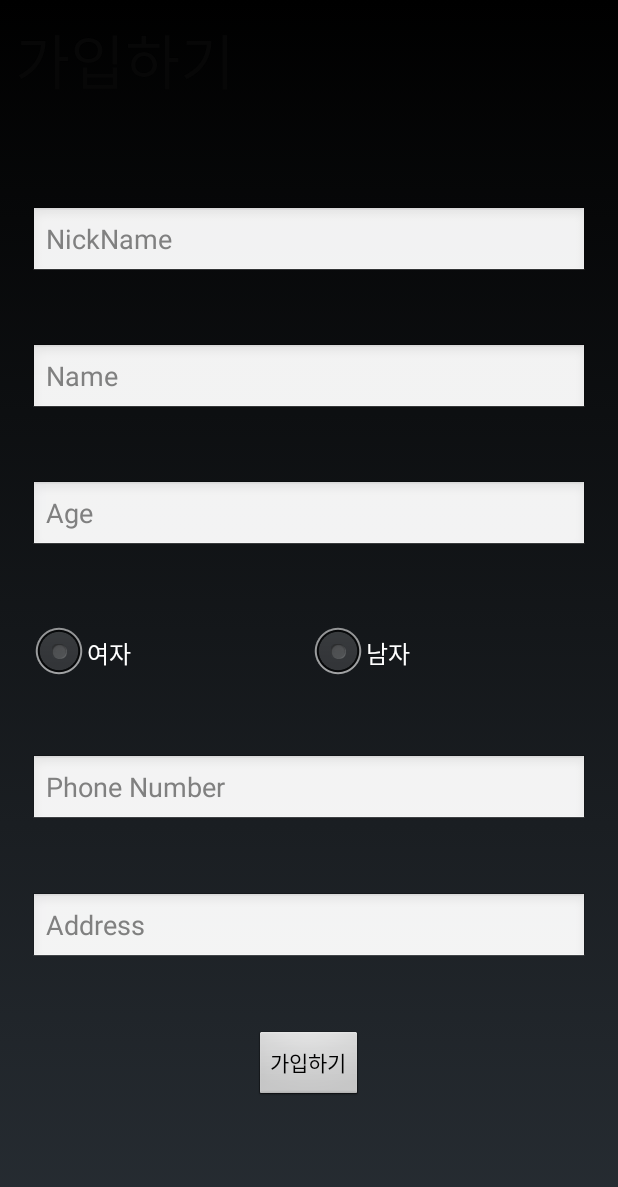
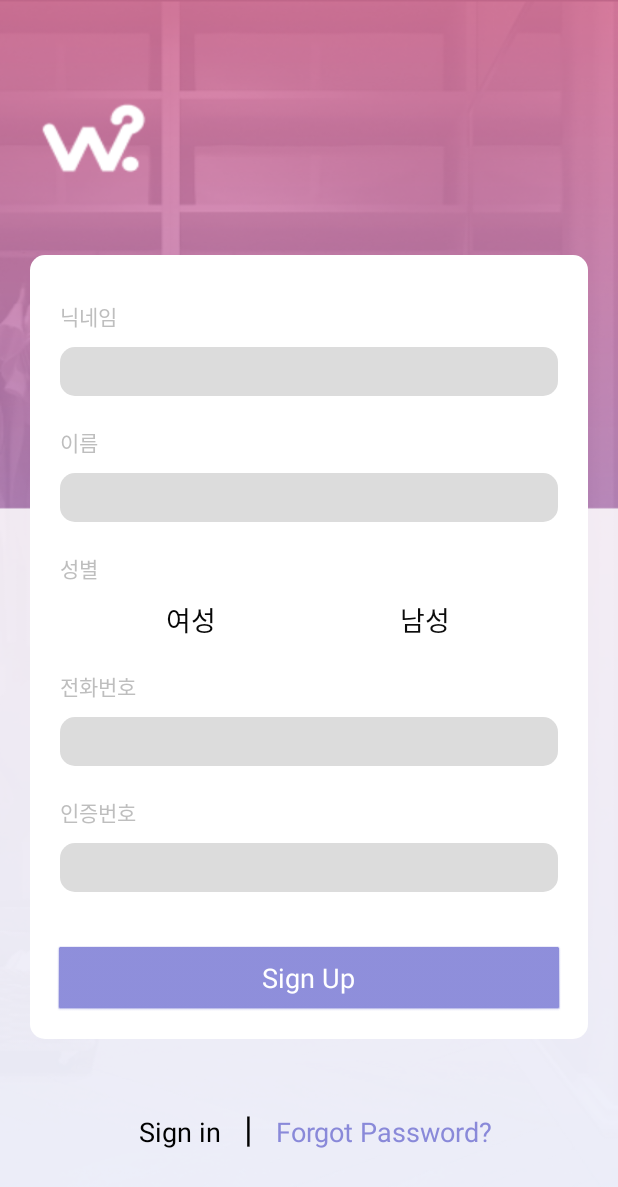
Before and after one commit to twinklesu/5G, an Android app: the layout activity_join2.xml on its own in the app's theme, with its tools: preview values and no code run, on a phone screen of 412 x 824 dp. Shown: the top 1187 px of the screen. Run offline under Robolectric (Android 15) with nearby library versions, the phone set to English and light mode, and no system bars.

Commit message:
join page design

```diff
--- /dev/null
+++ b/app/src/main/res/drawable/a.xml
@@ -0,0 +1,12 @@
+<?xml version="1.0" encoding="utf-8"?>
+<shape xmlns:android="http://schemas.android.com/apk/res/android">
+    xmlns:android="http://schemas.android.com/apk/res/android"
+    android:shape="rectangle" >
+    <corners
+        android:radius="5dp" />
+    <solid
+        android:color="#fff" />
+    <stroke
+        android:width="2dp"
+        android:color="#53aade" />
+</shape>
--- /dev/null
+++ b/app/src/main/res/drawable/b.xml
@@ -0,0 +1,12 @@
+<?xml version="1.0" encoding="utf-8"?>
+<shape xmlns:android="http://schemas.android.com/apk/res/android">
+    xmlns:android="http://schemas.android.com/apk/res/android"
+    android:shape="rectangle" >
+    <corners
+        android:radius="5dp" />
+    <solid
+        android:color="#fff" />
+    <stroke
+        android:width="2dp"
+        android:color="#555555" />
+</shape>
--- /dev/null
+++ b/app/src/main/res/drawable/radiobutton.xml
@@ -0,0 +1,16 @@
+<?xml version="1.0" encoding="utf-8"?>
+<selector xmlns:android="http://schemas.android.com/apk/res/android">
+    <item
+        android:drawable="@drawable/b"
+        android:state_checked="true"
+        android:state_pressed="true" />
+    <item
+        android:drawable="@drawable/a"
+        android:state_pressed="true" />
+    <item
+        android:drawable="@drawable/a"
+        android:state_checked="true" />
+    <item
+        android:drawable="@drawable/b" />
+
+</selector>
--- a/app/src/main/res/drawable/rounded_box.xml
+++ b/app/src/main/res/drawable/rounded_box.xml
@@ -4,8 +4,8 @@
     android:shape="rectangle" android:padding="10dp">
     <solid android:color="#FFFFFF"/>
     <corners
-        android:bottomRightRadius="15dp"
-        android:bottomLeftRadius="15dp"
-        android:topLeftRadius="15dp"
-        android:topRightRadius="15dp"/>
+        android:bottomRightRadius="10dp"
+        android:bottomLeftRadius="10dp"
+        android:topLeftRadius="10dp"
+        android:topRightRadius="10dp"/>
 </shape>
--- a/app/src/main/res/layout/activity_join2.xml
+++ b/app/src/main/res/layout/activity_join2.xml
@@ -2,83 +2,162 @@
 <LinearLayout xmlns:android="http://schemas.android.com/apk/res/android"
     xmlns:app="http://schemas.android.com/apk/res-auto"
     xmlns:tools="http://schemas.android.com/tools"
-    android:orientation="vertical"
     android:layout_width="match_parent"
     android:layout_height="match_parent"
-    tools:context=".activity.JoinActivity2">
+    android:background="@drawable/joinbackground"
+    android:orientation="vertical"
+    tools:context=".JoinActivity2">
 
     <LinearLayout
         android:layout_width="match_parent"
         android:layout_height="0dp"
-        android:layout_weight="1"
+        android:layout_weight="1.3"
+        android:orientation="vertical" />
+
+    <LinearLayout
+        android:layout_width="match_parent"
+        android:layout_height="0dp"
+        android:layout_weight="4"
+        android:layout_marginLeft="20dp"
+        android:layout_marginRight="20dp"
+        android:background="@drawable/rounded_box"
         android:orientation="vertical">
 
         <TextView
             android:id="@+id/textView2"
             android:layout_width="match_parent"
             android:layout_height="wrap_content"
-            android:layout_marginLeft="10dp"
-            android:layout_marginTop="10dp"
-            android:text="가입하기"
-            android:textColor="#070707"
-            android:textSize="40sp" />
-    </LinearLayout>
-
-    <LinearLayout
-        android:layout_width="match_parent"
-        android:layout_height="0dp"
-        android:layout_weight="4"
-        android:orientation="vertical">
-
-        <LinearLayout
-            android:layout_width="match_parent"
-            android:layout_height="0dp"
-            android:layout_weight="1"
-            android:orientation="vertical">
+            android:layout_marginLeft="20dp"
+            android:layout_marginTop="30dp"
+            android:text="닉네임" />
 
         <EditText
             android:id="@+id/txtNickName"
             android:layout_width="match_parent"
             android:layout_height="wrap_content"
             android:layout_marginLeft="20dp"
+            android:layout_marginTop="10dp"
             android:layout_marginRight="20dp"
+            android:background="@drawable/rounded_edittext"
             android:ems="10"
-                android:hint="NickName"
-                android:inputType="textPersonName" />
-        </LinearLayout>
+            android:inputType="textPersonName"
+            android:textSize="24sp" />
 
-        <LinearLayout
+        <TextView
+            android:id="@+id/textView17"
             android:layout_width="match_parent"
-            android:layout_height="0dp"
-            android:layout_weight="1"
-            android:orientation="vertical">
+            android:layout_height="wrap_content"
+            android:layout_marginLeft="20dp"
+            android:layout_marginTop="20dp"
+            android:text="이름" />
 
         <EditText
             android:id="@+id/txtName"
             android:layout_width="match_parent"
             android:layout_height="wrap_content"
             android:layout_marginLeft="20dp"
+            android:layout_marginTop="10dp"
             android:layout_marginRight="20dp"
+            android:background="@drawable/rounded_edittext"
             android:ems="10"
-                android:hint="Name"
-                android:inputType="textPersonName" />
-        </LinearLayout>
+            android:inputType="textPersonName"
+            android:textSize="24sp" />
+
+        <TextView
+            android:id="@+id/textView19"
+            android:layout_width="match_parent"
+            android:layout_height="wrap_content"
+            android:layout_marginLeft="20dp"
+            android:layout_marginTop="20dp"
+            android:text="성별" />
 
         <LinearLayout
             android:layout_width="match_parent"
-            android:layout_height="0dp"
+            android:layout_height="wrap_content"
+            android:layout_marginTop="10dp"
+            android:orientation="horizontal">
+
+            <RadioButton
+                android:id="@+id/radiobtnWoman"
+                android:layout_width="0dp"
+                android:layout_height="wrap_content"
+                android:layout_marginLeft="30dp"
                 android:layout_weight="1"
-            android:orientation="vertical">
+                android:background="@null"
+                android:button="@drawable/radiobutton"
+                android:gravity="center"
+                android:text="여성"
+                android:textColor="#070707"
+                android:textSize="18sp" />
 
-            <EditText
-                android:id="@+id/txtAge"
+            <RadioButton
+                android:id="@+id/radiobtnMan"
+                android:layout_width="0dp"
+                android:layout_height="wrap_content"
+                android:layout_marginRight="30dp"
+                android:layout_weight="1"
+                android:background="@null"
+                android:button="@drawable/radiobutton"
+                android:gravity="center"
+                android:text="남성"
+                android:textColor="#0C0C0C"
+                android:textSize="18sp" />
+
+        </LinearLayout>
+
+        <TextView
+            android:id="@+id/textView21"
             android:layout_width="match_parent"
             android:layout_height="wrap_content"
             android:layout_marginLeft="20dp"
+            android:layout_marginTop="20dp"
+            android:text="전화번호" />
+
+        <EditText
+            android:id="@+id/txtPhoneNum"
+            android:layout_width="match_parent"
+            android:layout_height="wrap_content"
+            android:layout_marginLeft="20dp"
+            android:layout_marginTop="10dp"
             android:layout_marginRight="20dp"
+            android:background="@drawable/rounded_edittext"
             android:ems="10"
-                android:hint="Age"
-                android:inputType="textPersonName" />
+            android:inputType="phone"
+            android:textSize="24sp" />
+
+        <TextView
+            android:id="@+id/textView22"
+            android:layout_width="match_parent"
+            android:layout_height="wrap_content"
+            android:layout_marginLeft="20dp"
+            android:layout_marginTop="20dp"
+            android:text="인증번호" />
+
+        <EditText
+            android:id="@+id/txtCertification"
+            android:layout_width="match_parent"
+            android:layout_height="wrap_content"
+            android:layout_marginLeft="20dp"
+            android:layout_marginTop="10dp"
+            android:layout_marginRight="20dp"
+            android:background="@drawable/rounded_edittext"
+            android:ems="10"
+            android:inputType="textPostalAddress"
+            android:textSize="24sp" />
+
+        <Button
+            android:id="@+id/btnJoin"
+            android:layout_width="match_parent"
+            android:layout_height="wrap_content"
+            android:layout_gravity="center"
+            android:layout_marginLeft="15dp"
+            android:layout_marginTop="35dp"
+            android:layout_marginRight="15dp"
+            android:backgroundTint="#8989d9"
+            android:text="Sign Up"
+            android:textColor="#FFFFFF"
+            android:textSize="18sp" />
+
     </LinearLayout>
 
     <LinearLayout
@@ -87,69 +166,41 @@
         android:layout_weight="1"
         android:orientation="horizontal">
 
-            <RadioButton
-                android:id="@+id/radiobtnWoman"
-                android:layout_width="0dp"
+        <Button
+            android:id="@+id/btnSignIn"
+            android:layout_width="wrap_content"
             android:layout_height="wrap_content"
-                android:layout_marginLeft="20dp"
+            android:layout_marginLeft="80dp"
+            android:layout_marginTop="40dp"
             android:layout_weight="1"
-                android:text="여자" />
+            android:backgroundTint="#00FFFFFF"
+            android:gravity="center"
+            android:text="Sign in"
+            android:textSize="18sp" />
 
-            <RadioButton
-                android:id="@+id/radiobtnMan"
-                android:layout_width="0dp"
+        <TextView
+            android:id="@+id/textView16"
+            android:layout_width="wrap_content"
             android:layout_height="wrap_content"
-                android:layout_marginRight="20dp"
+            android:layout_marginTop="40dp"
             android:layout_weight="1"
-                android:text="남자" />
-        </LinearLayout>
+            android:gravity="center"
+            android:text="|"
+            android:textColor="@color/design_default_color_on_secondary"
+            android:textSize="24sp" />
 
-        <LinearLayout
-            android:layout_width="match_parent"
-            android:layout_height="0dp"
+        <Button
+            android:id="@+id/btnForgotPw"
+            android:layout_width="wrap_content"
+            android:layout_height="wrap_content"
+            android:layout_marginTop="40dp"
+            android:layout_marginRight="70dp"
             android:layout_weight="1"
-            android:orientation="vertical">
+            android:backgroundTint="#00FFFFFF"
+            android:gravity="center"
+            android:text="Forgot Password?"
+            android:textColor="#8989d9"
+            android:textSize="18sp" />
 
-            <EditText
-                android:id="@+id/txtPhoneNum"
-                android:layout_width="match_parent"
-                android:layout_height="wrap_content"
-                android:layout_marginLeft="20dp"
-                android:layout_marginRight="20dp"
-                android:ems="10"
-                android:hint="Phone Number"
-                android:inputType="phone" />
-        </LinearLayout>
-
-        <LinearLayout
-            android:layout_width="match_parent"
-            android:layout_height="0dp"
-            android:layout_weight="1"
-            android:orientation="vertical">
-
-            <EditText
-                android:id="@+id/txtAddress"
-                android:layout_width="match_parent"
-                android:layout_height="wrap_content"
-                android:layout_marginLeft="20dp"
-                android:layout_marginRight="20dp"
-                android:ems="10"
-                android:hint="Address"
-                android:inputType="textPostalAddress" />
     </LinearLayout>
 </LinearLayout>
-
-    <LinearLayout
-        android:layout_width="match_parent"
-        android:layout_height="0dp"
-        android:layout_weight="1"
-        android:orientation="vertical">
-
-        <Button
-            android:id="@+id/btnJoin"
-            android:layout_width="wrap_content"
-            android:layout_height="wrap_content"
-            android:layout_gravity="center"
-            android:text="가입하기" />
-    </LinearLayout>
-</LinearLayout>
```
Also changed, not shown: app/src/main/AndroidManifest.xml (+6 -6 lines), app/src/main/res/layout/activity_join1.xml (+106 -42 lines), app/src/main/res/layout/activity_login.xml (+31 -26 lines), app/src/main/res/drawable/joinbackground.png (added), app/src/main/res/drawable/mainbackground.png (added). Lines whose indentation alone changed are shown as unchanged.
